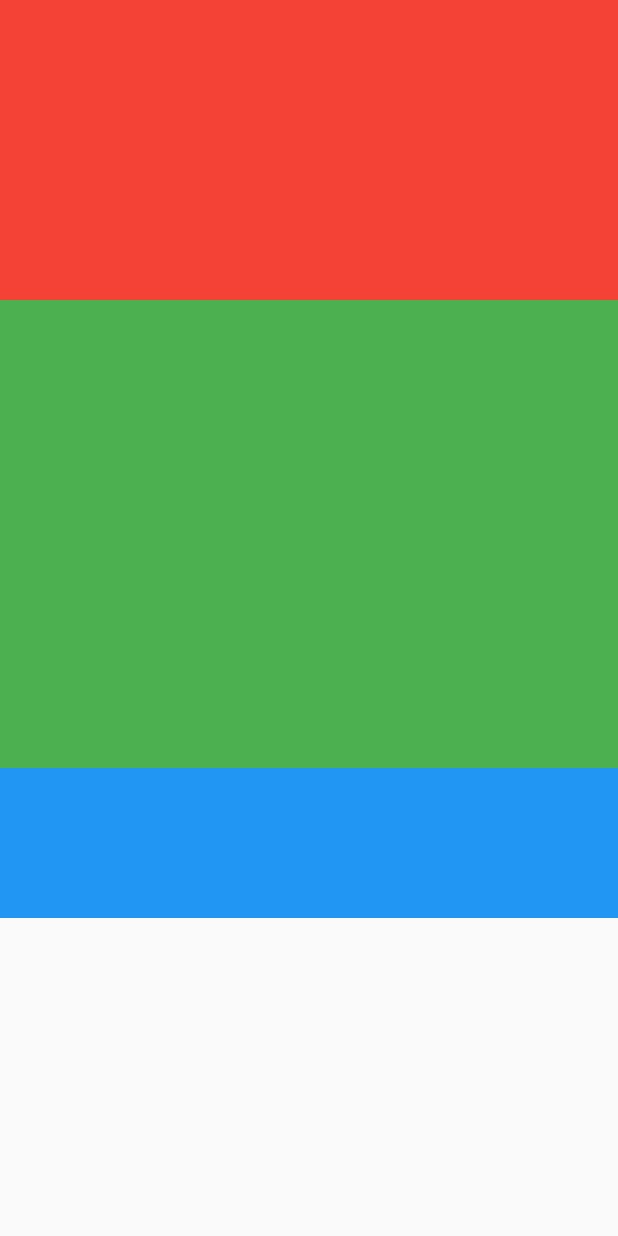
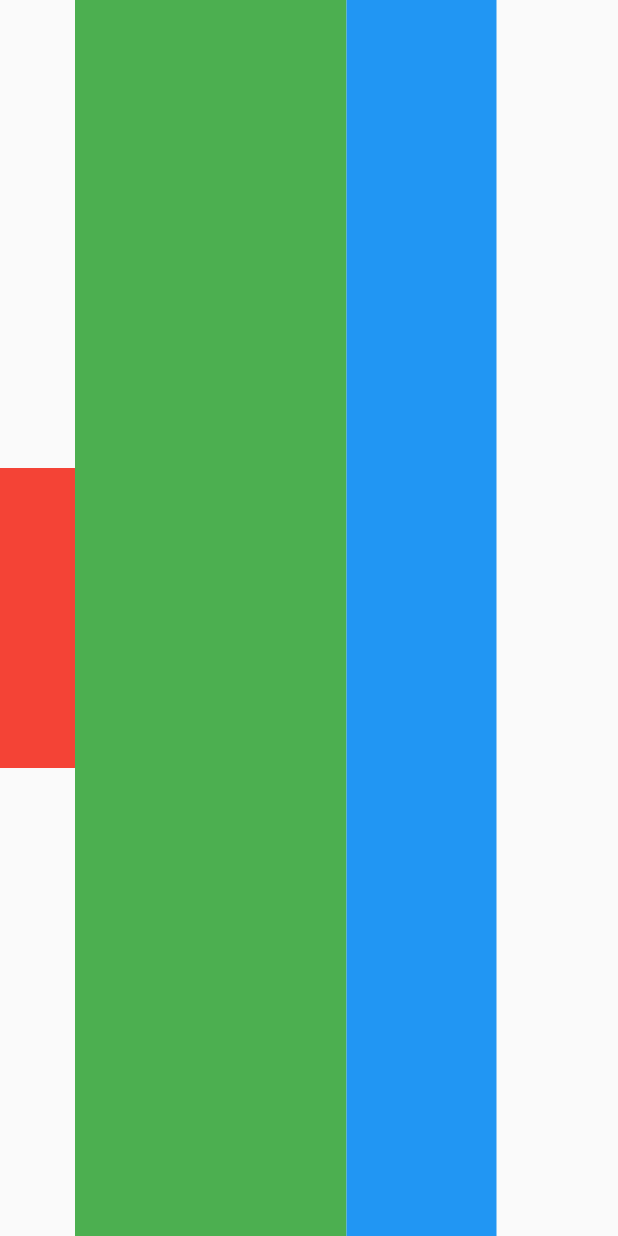
Before and after one commit to GraceMJE/practice_flutter_layout_raito, a Flutter app: the screen it shows after launch, on a phone screen of 412 x 824 dp. Run offline on Flutter 3.47's test engine with Material 2 defaults, Android fonts, the phone set to English and light mode, and no system bars.

Commit message:
Row로 설정시..

```diff
--- a/lib/main.dart
+++ b/lib/main.dart
@@ -16,11 +16,11 @@ class Body extends StatelessWidget {
 
   @override
   Widget build(BuildContext context) {
-    return Column(
+    return Row(
       children: [
-        Container(width: double.infinity, height: 200, color: Colors.red,),
-        Expanded(child: Container(color: Colors.green, height: 100,),),
-        Flexible(flex: 1, child: Container(color: Colors.blue, height: 100,)),
+        Container(width: 50, height: 200, color: Colors.red,),
+        Expanded(child: Container(color: Colors.green, width: 100,),),
+        Flexible(flex: 1, child: Container(color: Colors.blue, width: 100,)),
         // Flexible(flex: 1, child: Container(color: Colors.red, )),
         // Flexible(flex: 2, child: Container(color: Colors.blue, )),
         // Flexible(flex: 3, child: Container(color: Colors.green, )),
```
